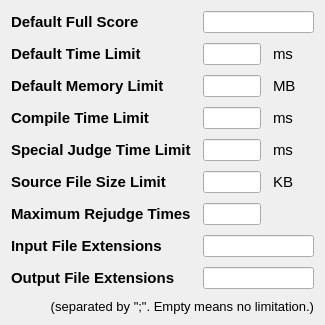
Old version of the form forms/generalsettings.ui in the repository Project-LemonLime/Project_LemonLime.
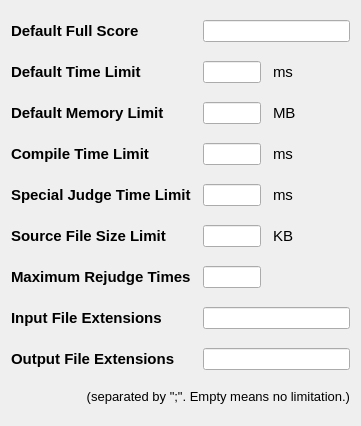
New version of the form.

```diff
--- a/forms/generalsettings.ui
+++ b/forms/generalsettings.ui
@@ -6,8 +6,8 @@
    <rect>
     <x>0</x>
     <y>0</y>
-    <width>325</width>
-    <height>325</height>
+    <width>361</width>
+    <height>426</height>
    </rect>
   </property>
   <property name="sizePolicy">
```
Left out of the diff: 512 changed lines with no effect on the pictures.
